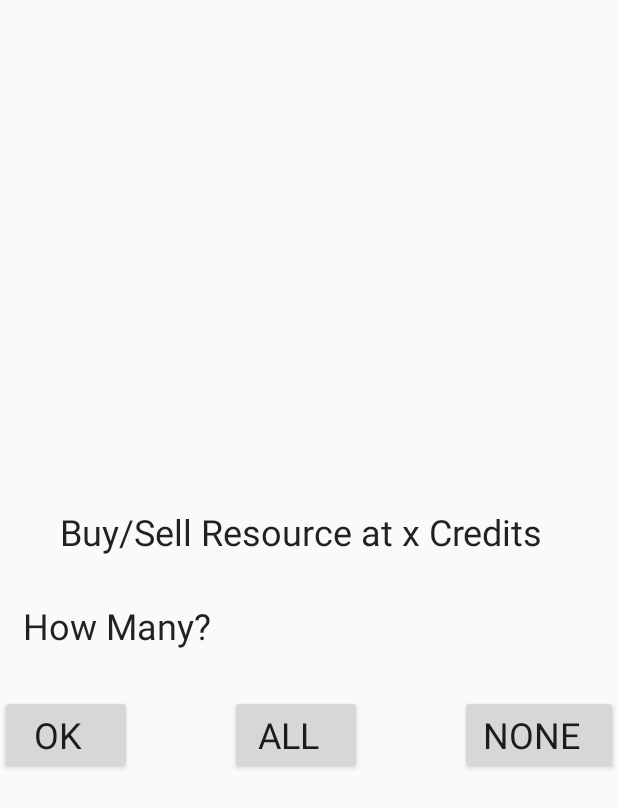
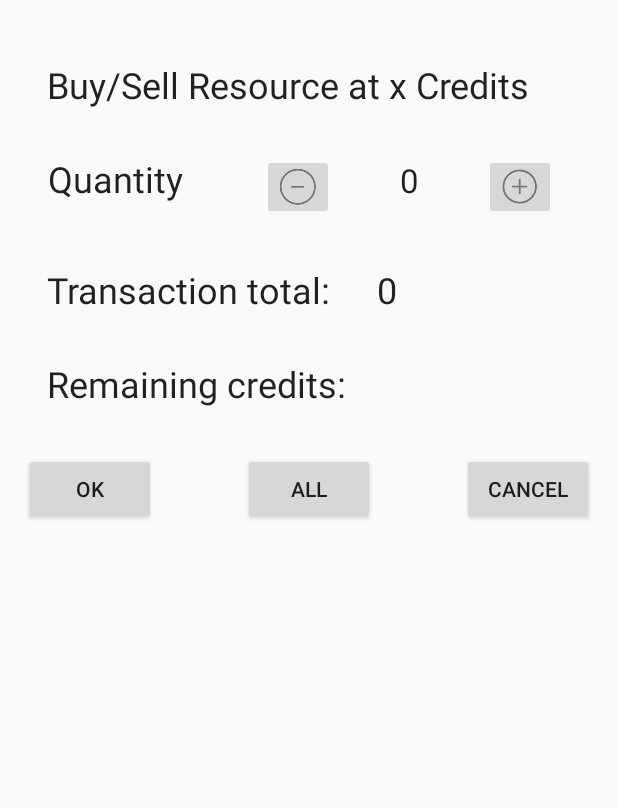
Before and after one commit to atneya-nair/spacetrader-android, an Android app: the layout activity_trade_specification.xml on its own in the app's theme, with its tools: preview values and no code run, on a phone screen of 412 x 824 dp. Shown: the top 808 px of the screen. Run offline under Robolectric (Android 15) with nearby library versions, the phone set to English and light mode, and no system bars.

Commit message:
MarketPlace and Trade screen complete. Viewmodel needs to be converted and fixed

```diff
--- a/app/src/main/AndroidManifest.xml
+++ b/app/src/main/AndroidManifest.xml
@@ -9,7 +9,8 @@
         android:roundIcon="@mipmap/ic_launcher_round"
         android:supportsRtl="true"
         android:theme="@style/AppTheme">
-        <activity android:name=".Views.TradeSpecification"></activity>
+        <activity android:name=".Views.TradeSpecification">
+        </activity>
         <activity android:name=".Views.Trade" />
         <activity android:name=".Views.SuccessView" />
         <activity android:name=".Views.ConfigurationActivity" />
--- a/app/src/main/res/layout/activity_trade_specification.xml
+++ b/app/src/main/res/layout/activity_trade_specification.xml
@@ -1,21 +1,24 @@
 <?xml version="1.0" encoding="utf-8"?>
-<android.support.constraint.ConstraintLayout xmlns:android="http://schemas.android.com/apk/res/android"
+<LinearLayout xmlns:android="http://schemas.android.com/apk/res/android"
     xmlns:app="http://schemas.android.com/apk/res-auto"
     xmlns:tools="http://schemas.android.com/tools"
     android:layout_width="match_parent"
     android:layout_height="match_parent"
-    tools:context=".Views.TradeSpecification">
+    tools:context=".Views.TradeSpecification"
+    android:orientation="vertical"
+    android:paddingBottom="@dimen/row_padding_vertical"
+    android:paddingLeft="@dimen/activity_horizontal_margin"
+    android:paddingRight="@dimen/activity_horizontal_margin"
+    android:paddingTop="@dimen/row_padding_vertical">
 
     <LinearLayout
         android:layout_width="match_parent"
         android:layout_height="match_parent"
-        android:gravity="center_vertical"
         android:orientation="vertical">
 
         <LinearLayout
             android:layout_width="match_parent"
             android:layout_height="wrap_content"
-            android:gravity="center"
             android:paddingTop="30dp">
 
             <TextView
@@ -31,25 +34,80 @@
         <LinearLayout
             android:layout_width="match_parent"
             android:layout_height="wrap_content"
-            android:gravity="center"
+            android:paddingLeft="16dp"
             android:paddingTop="30dp">
+            <TextView
+                android:id="@+id/labelResourceAmount"
+                android:layout_width="wrap_content"
+                android:layout_height="wrap_content"
+                android:layout_weight="1"
+                android:text="Quantity"
+                android:textAppearance="@style/TextAppearance.AppCompat.Headline" />
+            <ImageButton
+                android:layout_width="wrap_content"
+                android:layout_height="wrap_content"
+                android:id="@+id/downResourceButton"
+                android:onClick="downResourceClicked"
+                app:srcCompat="@drawable/ic_down"
+                android:layout_weight="0"/>
 
             <TextView
-                android:id="@+id/labelTradeAmount"
+                android:id="@+id/resourceValueText"
+                android:layout_width="100dp"
+                android:layout_height="wrap_content"
+                android:layout_weight="0"
+                android:text="0"
+                android:gravity="center"
+                android:textAppearance="@style/TextAppearance.AppCompat.Large" />
+            <ImageButton
+                android:layout_width="wrap_content"
+                android:layout_height="wrap_content"
+                android:layout_marginRight="25dp"
+                android:id="@+id/upResourceButton"
+                android:onClick="upResourceClicked"
+                app:srcCompat="@drawable/ic_up"
+                android:layout_weight="0"/>
+        </LinearLayout>
+        <LinearLayout
+            android:layout_width="match_parent"
+            android:layout_height="wrap_content"
+            android:paddingTop="30dp">
+            <TextView
+                android:id="@+id/labelTransactionTotal"
+                android:layout_width="wrap_content"
+                android:layout_height="wrap_content"
+                android:paddingLeft="15dp"
+                android:paddingRight="25dp"
+                android:text="Transaction total: "
+                android:textAppearance="@style/TextAppearance.AppCompat.Headline" />
+            <TextView
+                android:id="@+id/transactionTotalText"
+                android:layout_width="wrap_content"
+                android:layout_height="wrap_content"
+                android:text="0"
+                android:textAppearance="@style/TextAppearance.AppCompat.Headline" />
+        </LinearLayout>
+        <LinearLayout
+            android:layout_width="match_parent"
+            android:layout_height="wrap_content"
+            android:paddingTop="30dp">
+            <TextView
+                android:id="@+id/labelRemainingCredits"
                 android:layout_width="wrap_content"
                 android:layout_height="wrap_content"
                 android:layout_weight="0"
                 android:paddingLeft="15dp"
                 android:paddingRight="25dp"
-                android:text="How Many?"
+                android:text="Remaining credits: "
                 android:textAppearance="@style/TextAppearance.AppCompat.Headline" />
             <TextView
-                android:id="@+id/textTradeAmount"
-                android:layout_width="fill_parent"
+                android:id="@+id/remainingCredits"
+                android:layout_width="wrap_content"
                 android:layout_height="wrap_content"
                 android:layout_weight="0"
                 android:paddingLeft="15dp"
                 android:paddingRight="25dp"
+                android:text=""
                 android:textAppearance="@style/TextAppearance.AppCompat.Headline" />
         </LinearLayout>
         <LinearLayout
@@ -62,11 +120,7 @@
                 android:id="@+id/okBuyButton"
                 android:layout_width="wrap_content"
                 android:layout_height="wrap_content"
-                android:layout_weight="0"
-                android:paddingLeft="15dp"
-                android:paddingRight="25dp"
-                android:text="OK"
-                android:textAppearance="@style/TextAppearance.AppCompat.Headline" />
+                android:text="OK" />
             <Space
                 android:layout_width="0dp"
                 android:layout_height="1dp"
@@ -76,26 +130,21 @@
                 android:id="@+id/allBuyButton"
                 android:layout_width="wrap_content"
                 android:layout_height="wrap_content"
-                android:layout_weight="0"
-                android:paddingLeft="15dp"
-                android:paddingRight="25dp"
-                android:text="ALL"
-                android:textAppearance="@style/TextAppearance.AppCompat.Headline" />
+                android:text="ALL"/>
             <Space
                 android:layout_width="0dp"
                 android:layout_height="1dp"
                 android:layout_weight="1" >
             </Space>
             <Button
-                android:id="@+id/noneBuyButton"
+                android:id="@+id/cancelButton"
                 android:layout_width="wrap_content"
                 android:layout_height="wrap_content"
-                android:layout_weight="0"
-                android:paddingLeft="15dp"
-                android:paddingRight="25dp"
-                android:text="NONE"
-                android:textAppearance="@style/TextAppearance.AppCompat.Headline" />
+                android:onClick="cancel"
+                android:text="CANCEL"/>
         </LinearLayout>
+
+
     </LinearLayout>
 
-</android.support.constraint.ConstraintLayout>
+</LinearLayout>
--- /dev/null
+++ b/app/src/main/res/values/dimens.xml
@@ -0,0 +1,7 @@
+<resources>
+    <dimen name="fab_margin">16dp</dimen>
+    <!-- Default screen margins, per the Android Design guidelines. -->
+    <dimen name="activity_horizontal_margin">16dp</dimen>
+    <dimen name="activity_vertical_margin">16dp</dimen>
+    <dimen name="row_padding_vertical">10dp</dimen>
+</resources>
--- a/app/src/main/res/values/strings.xml
+++ b/app/src/main/res/values/strings.xml
@@ -1,3 +1,4 @@
 <resources>
     <string name="app_name">Space Trader Redux</string>
+    <string name="name">Name</string>
 </resources>
```
Also changed, not shown: app/src/main/java/edu/gatech/cs2340/spacetraderredux/Model/RecyclerViewAdapter.java (added, +53 -0 lines), app/src/main/java/edu/gatech/cs2340/spacetraderredux/Model/TempTrade.java (added, +14 -0 lines), app/src/main/java/edu/gatech/cs2340/spacetraderredux/ViewModels/TradeSpecificationViewModel.java (added, +29 -0 lines), app/src/main/java/edu/gatech/cs2340/spacetraderredux/Views/TradeSpecification.java (+45 -1 lines), app/src/main/res/layout/activity_trade.xml (+22 -37 lines), app/src/main/res/layout/trade_container.xml (deleted, +0 -39 lines), app/src/main/res/layout/trade_row.xml (added, +48 -0 lines), app/src/main/res/values/styles.xml (line endings or trailing spaces).
